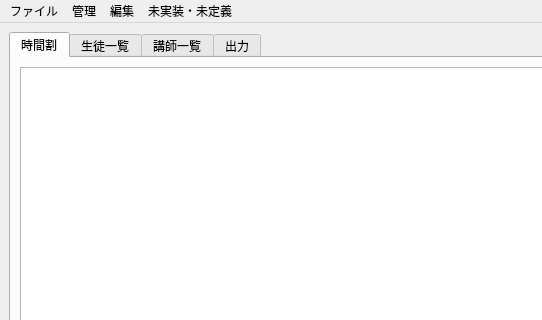
Qt form mainwindow.ui (ROMEKANA/TimeTable) before a commit; both pictures show x 0 to 542 and y 0 to 320 of the 1085 by 806 pixel window.
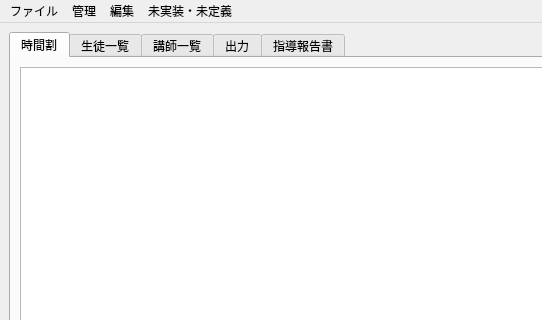
The same form after that commit.

```diff
--- a/mainwindow.ui
+++ b/mainwindow.ui
@@ -581,6 +581,11 @@
         </item>
        </layout>
       </widget>
+      <widget class="QWidget" name="tab">
+       <attribute name="title">
+        <string>指導報告書</string>
+       </attribute>
+      </widget>
      </widget>
     </item>
    </layout>
```
